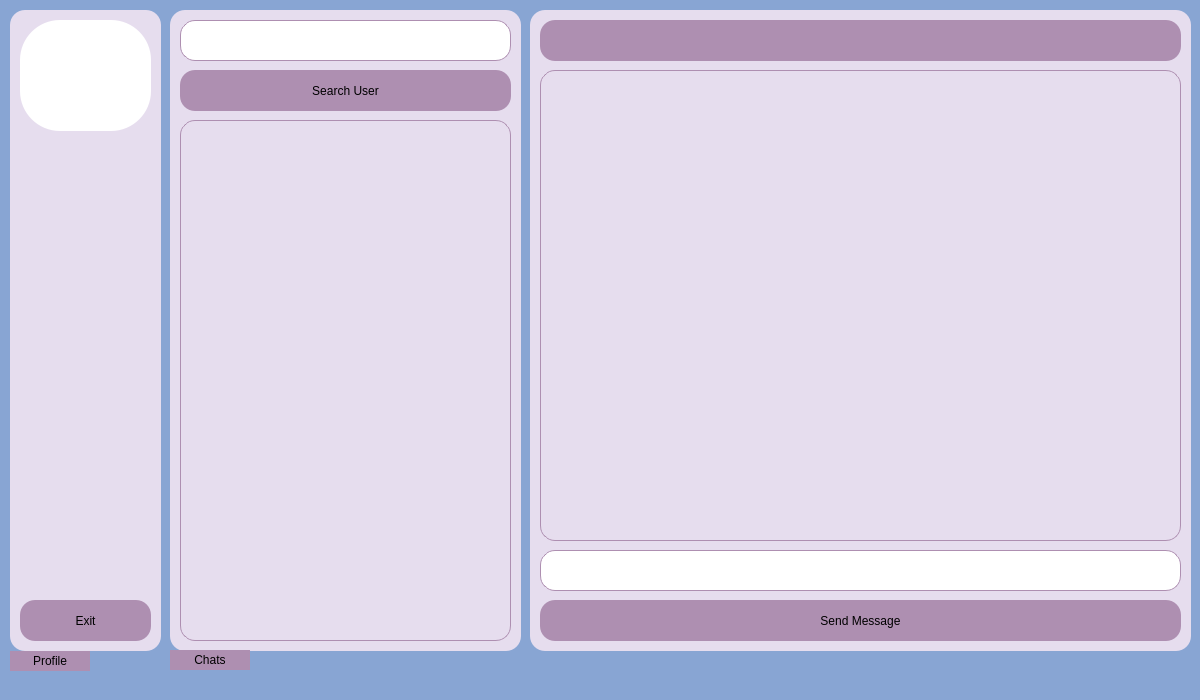
Before: the Qt Designer form messenger/mainwindow.ui in ita-social-projects/HTTP_Messenger_Client, drawn with Qt 5.
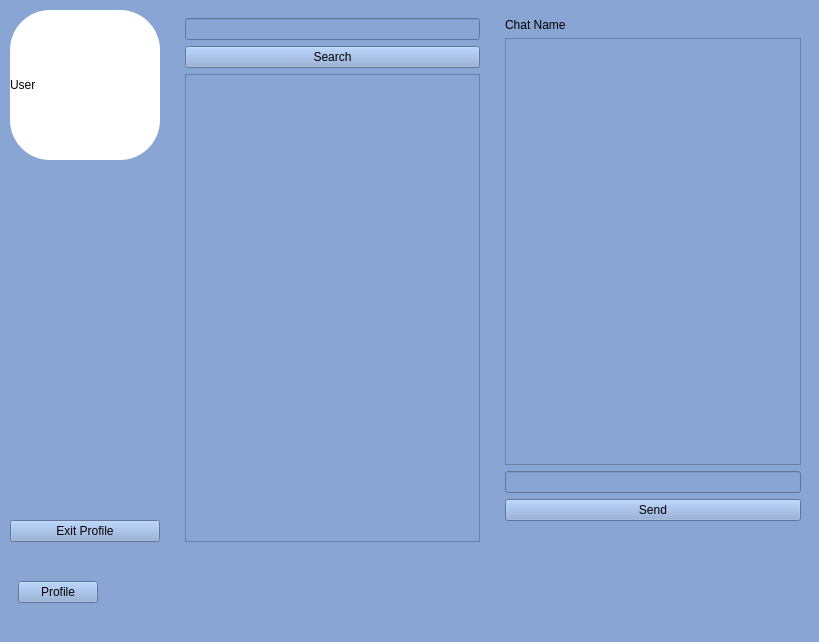
After: the same form once the commit is applied.

Commit message:
Added layouts to main window
Made objects`  size on main window to be adjustable

Diff of the .ui file:
```diff
--- a/messenger/mainwindow.ui
+++ b/messenger/mainwindow.ui
@@ -6,8 +6,8 @@
    <rect>
     <x>0</x>
     <y>0</y>
-    <width>1200</width>
-    <height>700</height>
+    <width>819</width>
+    <height>642</height>
    </rect>
   </property>
   <property name="windowTitle">
@@ -18,262 +18,171 @@
 </string>
   </property>
   <widget class="QWidget" name="centralwidget">
-   <widget class="QWidget" name="ConversationWidget" native="true">
-    <property name="geometry">
-     <rect>
-      <x>530</x>
-      <y>10</y>
-      <width>661</width>
-      <height>641</height>
-     </rect>
-    </property>
-    <property name="styleSheet">
-     <string notr="true">background-color: rgb(230, 221, 238);
-border-radius: 15px;</string>
-    </property>
-    <widget class="QLineEdit" name="EnterMessage">
-     <property name="geometry">
-      <rect>
-       <x>10</x>
-       <y>540</y>
-       <width>641</width>
-       <height>41</height>
-      </rect>
-     </property>
-     <property name="styleSheet">
-      <string notr="true">background-color: rgb(255, 255, 255);
-font: 10pt &quot;MS Shell Dlg 2&quot;;
-border-radius: 15px;
-border-style: solid;
-border-width: 1px;
-border-color: rgb(174, 143, 177);</string>
-     </property>
-    </widget>
-    <widget class="QPushButton" name="SendButton">
-     <property name="geometry">
-      <rect>
-       <x>10</x>
-       <y>590</y>
-       <width>641</width>
-       <height>41</height>
-      </rect>
-     </property>
-     <property name="styleSheet">
-      <string notr="true">font: 75 14pt &quot;MS Shell Dlg 2&quot;;
-background-color: rgb(174, 143, 177);
-border-radius: 15px;</string>
-     </property>
-     <property name="text">
-      <string>Send Message</string>
-     </property>
-    </widget>
-    <widget class="QListWidget" name="Messages">
-     <property name="geometry">
-      <rect>
-       <x>10</x>
-       <y>60</y>
-       <width>641</width>
-       <height>471</height>
-      </rect>
-     </property>
-     <property name="styleSheet">
-      <string notr="true">font: 10pt &quot;MS Shell Dlg 2&quot;;
-border-radius: 15px;
-border-style: solid;
-border-width: 1px;
-border-color: rgb(174, 143, 177);</string>
-     </property>
-    </widget>
-    <widget class="QLabel" name="ChatName">
-     <property name="geometry">
-      <rect>
-       <x>10</x>
-       <y>10</y>
-       <width>641</width>
-       <height>41</height>
-      </rect>
-     </property>
-     <property name="styleSheet">
-      <string notr="true">background-color: rgb(174, 143, 177);
-font: 75 14pt &quot;MS Shell Dlg 2&quot;;
-border-radius: 15px;
-</string>
-     </property>
-     <property name="text">
-      <string/>
-     </property>
-     <property name="alignment">
-      <set>Qt::AlignCenter</set>
-     </property>
-    </widget>
-   </widget>
-   <widget class="QWidget" name="ChatsWidget" native="true">
-    <property name="geometry">
-     <rect>
-      <x>170</x>
-      <y>10</y>
-      <width>351</width>
-      <height>641</height>
-     </rect>
-    </property>
-    <property name="styleSheet">
-     <string notr="true">background-color: rgb(230, 221, 238);
-border-radius: 15px;</string>
-    </property>
-    <widget class="QLineEdit" name="SearchUser">
-     <property name="geometry">
-      <rect>
-       <x>10</x>
-       <y>10</y>
-       <width>331</width>
-       <height>41</height>
-      </rect>
-     </property>
-     <property name="styleSheet">
-      <string notr="true">background-color: rgb(255, 255, 255);
-font: 10pt &quot;MS Shell Dlg 2&quot;;
-border-radius: 15px;
-border-style: solid;
-border-width: 1px;
-border-color: rgb(174, 143, 177);</string>
-     </property>
-    </widget>
-    <widget class="QListWidget" name="UsersList">
-     <property name="geometry">
-      <rect>
-       <x>10</x>
-       <y>110</y>
-       <width>331</width>
-       <height>521</height>
-      </rect>
-     </property>
-     <property name="styleSheet">
-      <string notr="true">font: 10pt &quot;MS Shell Dlg 2&quot;;
-border-radius: 15px;
-border-style: solid;
-border-width: 1px;
-border-color: rgb(174, 143, 177);</string>
-     </property>
-    </widget>
-    <widget class="QPushButton" name="SearchUserButton">
-     <property name="geometry">
-      <rect>
-       <x>10</x>
-       <y>60</y>
-       <width>331</width>
-       <height>41</height>
-      </rect>
-     </property>
-     <property name="styleSheet">
-      <string notr="true">font: 75 14pt &quot;MS Shell Dlg 2&quot;;
-background-color: rgb(174, 143, 177);
-border-radius: 15px;</string>
-     </property>
-     <property name="text">
-      <string>Search User</string>
-     </property>
-    </widget>
-   </widget>
-   <widget class="QWidget" name="ProfileWidget" native="true">
-    <property name="geometry">
-     <rect>
-      <x>10</x>
-      <y>10</y>
-      <width>151</width>
-      <height>641</height>
-     </rect>
-    </property>
-    <property name="styleSheet">
-     <string notr="true">background-color: rgb(230, 221, 238);
-border-radius: 15px;</string>
-    </property>
-    <widget class="QPushButton" name="ExitButton">
-     <property name="geometry">
-      <rect>
-       <x>10</x>
-       <y>590</y>
-       <width>131</width>
-       <height>41</height>
-      </rect>
-     </property>
-     <property name="styleSheet">
-      <string notr="true">font: 75 14pt &quot;MS Shell Dlg 2&quot;;
-background-color: rgb(174, 143, 177);
-border-radius: 15px;</string>
-     </property>
-     <property name="text">
-      <string>Exit</string>
-     </property>
-    </widget>
-    <widget class="QLabel" name="UserName">
-     <property name="geometry">
-      <rect>
-       <x>10</x>
-       <y>10</y>
-       <width>131</width>
-       <height>111</height>
-      </rect>
-     </property>
-     <property name="styleSheet">
-      <string notr="true">background-color: rgb(255, 255, 255);
+   <layout class="QHBoxLayout" name="horizontalLayout">
+    <item>
+     <layout class="QVBoxLayout" name="verticalLayout_5">
+      <property name="bottomMargin">
+       <number>20</number>
+      </property>
+      <item>
+       <layout class="QHBoxLayout" name="MainElements_2">
+        <property name="leftMargin">
+         <number>0</number>
+        </property>
+        <property name="topMargin">
+         <number>0</number>
+        </property>
+        <property name="rightMargin">
+         <number>0</number>
+        </property>
+        <property name="bottomMargin">
+         <number>15</number>
+        </property>
+        <item>
+         <widget class="QWidget" name="profileWidget_2" native="true">
+          <layout class="QVBoxLayout" name="verticalLayout_6">
+           <property name="leftMargin">
+            <number>1</number>
+           </property>
+           <property name="topMargin">
+            <number>1</number>
+           </property>
+           <property name="rightMargin">
+            <number>10</number>
+           </property>
+           <item>
+            <widget class="QLabel" name="UserName">
+             <property name="sizePolicy">
+              <sizepolicy hsizetype="Fixed" vsizetype="Fixed">
+               <horstretch>0</horstretch>
+               <verstretch>0</verstretch>
+              </sizepolicy>
+             </property>
+             <property name="minimumSize">
+              <size>
+               <width>150</width>
+               <height>150</height>
+              </size>
+             </property>
+             <property name="styleSheet">
+              <string notr="true">background-color: rgb(255, 255, 255);
 font: 75 14pt &quot;MS Shell Dlg 2&quot;;
 border-radius: 40px;
 </string>
-     </property>
-     <property name="text">
-      <string/>
-     </property>
-     <property name="alignment">
-      <set>Qt::AlignCenter</set>
-     </property>
-    </widget>
-   </widget>
-   <widget class="QPushButton" name="ShowOrHideProfileButton">
-    <property name="geometry">
-     <rect>
-      <x>10</x>
-      <y>651</y>
-      <width>80</width>
-      <height>20</height>
-     </rect>
-    </property>
-    <property name="styleSheet">
-     <string notr="true">font: 75 11pt &quot;MS Shell Dlg 2&quot;;
-background-color: rgb(174, 143, 177);
-border-radius: 15px;</string>
-    </property>
-    <property name="text">
-     <string>Profile</string>
-    </property>
-   </widget>
-   <widget class="QPushButton" name="ShowOrHideChatButton">
-    <property name="geometry">
-     <rect>
-      <x>170</x>
-      <y>650</y>
-      <width>80</width>
-      <height>20</height>
-     </rect>
-    </property>
-    <property name="styleSheet">
-     <string notr="true">font: 75 11pt &quot;MS Shell Dlg 2&quot;;
-background-color: rgb(174, 143, 177);
-border-radius: 15px;</string>
-    </property>
-    <property name="text">
-     <string>Chats</string>
-    </property>
-   </widget>
-  </widget>
-  <widget class="QMenuBar" name="menubar">
-   <property name="geometry">
-    <rect>
-     <x>0</x>
-     <y>0</y>
-     <width>1200</width>
-     <height>25</height>
-    </rect>
-   </property>
+             </property>
+             <property name="text">
+              <string>User</string>
+             </property>
+            </widget>
+           </item>
+           <item>
+            <spacer name="verticalSpacer_3">
+             <property name="orientation">
+              <enum>Qt::Vertical</enum>
+             </property>
+             <property name="sizeHint" stdset="0">
+              <size>
+               <width>20</width>
+               <height>40</height>
+              </size>
+             </property>
+            </spacer>
+           </item>
+           <item>
+            <widget class="QPushButton" name="ExitButton">
+             <property name="text">
+              <string>Exit Profile</string>
+             </property>
+            </widget>
+           </item>
+          </layout>
+         </widget>
+        </item>
+        <item>
+         <widget class="QWidget" name="ChatsWidget" native="true">
+          <layout class="QVBoxLayout" name="verticalLayout_7">
+           <property name="rightMargin">
+            <number>10</number>
+           </property>
+           <item>
+            <widget class="QLineEdit" name="SearchUser"/>
+           </item>
+           <item>
+            <widget class="QPushButton" name="SearchUserButton">
+             <property name="text">
+              <string>Search</string>
+             </property>
+            </widget>
+           </item>
+           <item>
+            <widget class="QListWidget" name="UserList_2"/>
+           </item>
+          </layout>
+         </widget>
+        </item>
+        <item>
+         <widget class="QWidget" name="ConversationWidget" native="true">
+          <layout class="QVBoxLayout" name="verticalLayout_8">
+           <property name="bottomMargin">
+            <number>30</number>
+           </property>
+           <item>
+            <widget class="QLabel" name="ChatName">
+             <property name="text">
+              <string>Chat Name</string>
+             </property>
+            </widget>
+           </item>
+           <item>
+            <widget class="QListWidget" name="Messages"/>
+           </item>
+           <item>
+            <widget class="QLineEdit" name="EnterMessage"/>
+           </item>
+           <item>
+            <widget class="QPushButton" name="SendButton">
+             <property name="text">
+              <string>Send</string>
+             </property>
+            </widget>
+           </item>
+          </layout>
+         </widget>
+        </item>
+       </layout>
+      </item>
+      <item>
+       <widget class="QWidget" name="ButtonLayout_2" native="true">
+        <layout class="QHBoxLayout" name="horizontalLayout_3">
+         <property name="bottomMargin">
+          <number>10</number>
+         </property>
+         <item>
+          <widget class="QPushButton" name="ShowOrHideProfileButton">
+           <property name="text">
+            <string>Profile</string>
+           </property>
+          </widget>
+         </item>
+         <item>
+          <spacer name="horizontalSpacer_4">
+           <property name="orientation">
+            <enum>Qt::Horizontal</enum>
+           </property>
+           <property name="sizeHint" stdset="0">
+            <size>
+             <width>40</width>
+             <height>20</height>
+            </size>
+           </property>
+          </spacer>
+         </item>
+        </layout>
+       </widget>
+      </item>
+     </layout>
+    </item>
+   </layout>
   </widget>
  </widget>
  <resources/>
```
The commit also changes 3 other files.
